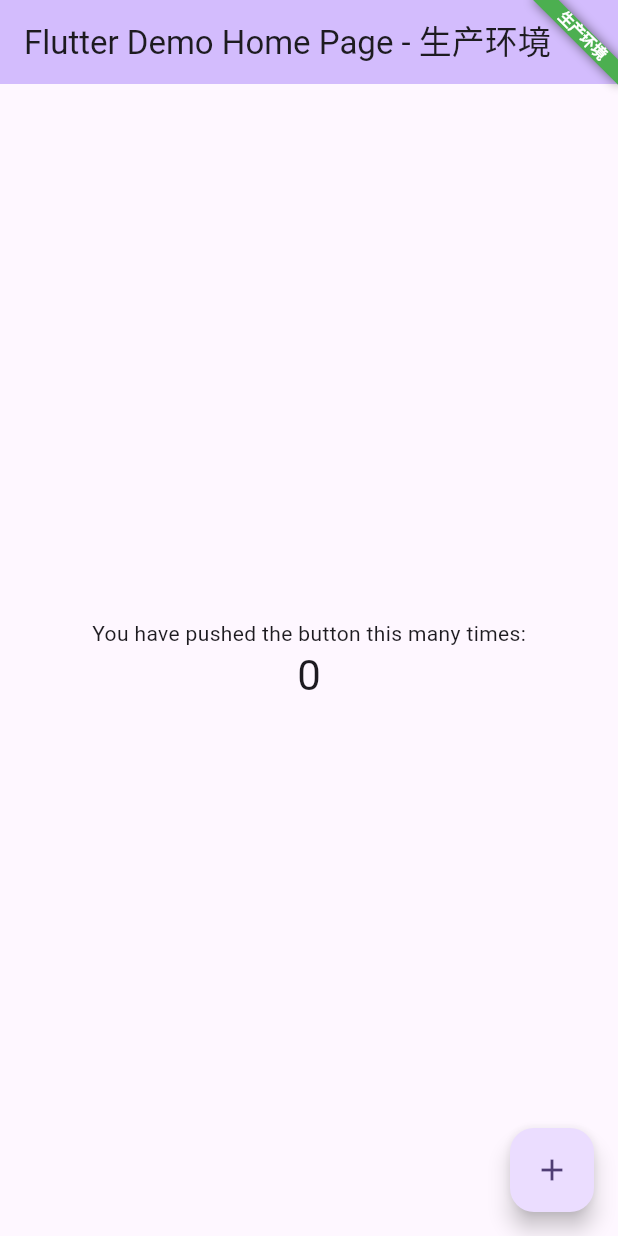
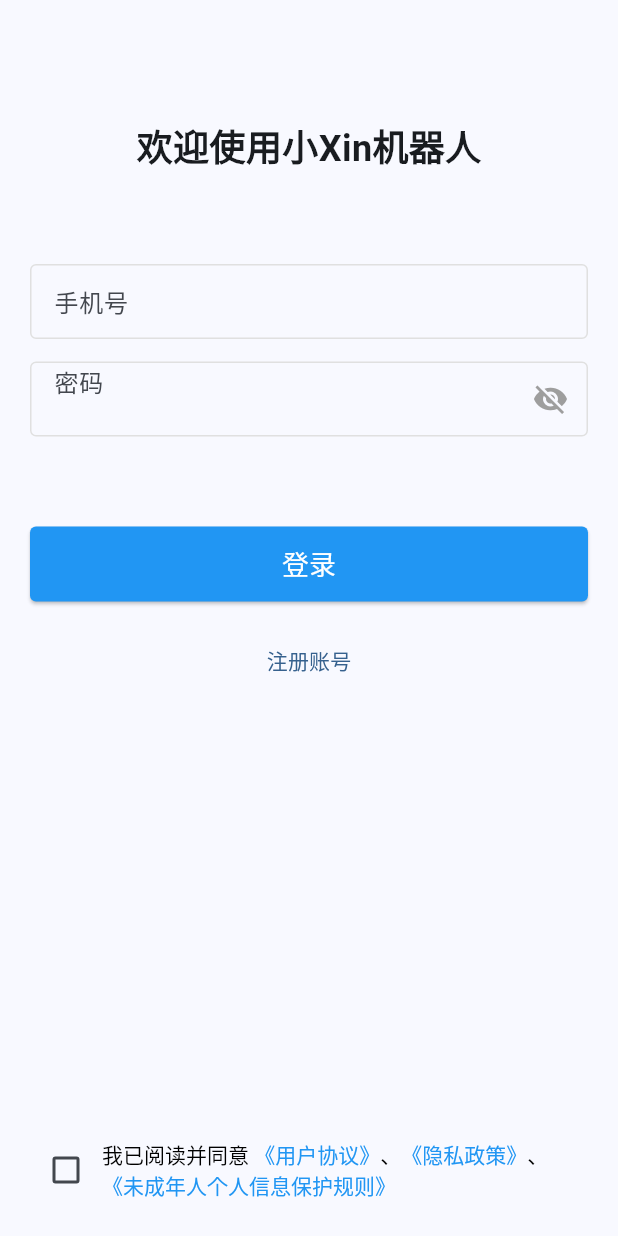
Before and after one commit to hrraohaohao/aiBot, a Flutter app: the screen it shows after launch, on a phone screen of 412 x 824 dp. Run offline on Flutter 3.47's test engine with Material 3 defaults, Android fonts, the phone set to English and light mode, and no system bars; our stand-ins replace dio.

Commit message:
登录界面及路由管理

```diff
--- a/lib/main.dart
+++ b/lib/main.dart
@@ -1,5 +1,6 @@
 import 'package:flutter/material.dart';
 import 'config/env_config.dart';
+import 'routes/app_routes.dart';
 
 void main() {
   runApp(const MyApp());
@@ -12,7 +13,7 @@ class MyApp extends StatelessWidget {
   @override
   Widget build(BuildContext context) {
     return MaterialApp(
-      title: 'Flutter Demo',
+      title: '小Xin机器人',
       theme: ThemeData(
         // This is the theme of your application.
         //
@@ -29,17 +30,25 @@ class MyApp extends StatelessWidget {
         //
         // This works for code too, not just values: Most code changes can be
         // tested with just a hot reload.
-        colorScheme: ColorScheme.fromSeed(seedColor: Colors.deepPurple),
+        colorScheme: ColorScheme.fromSeed(seedColor: Colors.blue),
         useMaterial3: true,
       ),
-      home: MyHomePage(title: 'Flutter Demo Home Page - ${EnvConfig.environmentName}'),
+      // 设置应用路由
+      initialRoute: AppRoutes.login,
+      routes: AppRoutes.routes,
+      onGenerateRoute: AppRoutes.onGenerateRoute,
+      // 环境标识
       builder: (context, child) {
+        // 只在非生产环境显示环境标识
+        if (!EnvConfig.isProduction) {
           return Banner(
             location: BannerLocation.topEnd,
             message: EnvConfig.environmentName,
             color: _getEnvironmentColor(),
             child: child!,
           );
+        }
+        return child!;
       },
     );
   }
@@ -55,91 +64,3 @@ class MyApp extends StatelessWidget {
     }
   }
 }
-
-class MyHomePage extends StatefulWidget {
-  const MyHomePage({super.key, required this.title});
-
-  // This widget is the home page of your application. It is stateful, meaning
-  // that it has a State object (defined below) that contains fields that affect
-  // how it looks.
-
-  // This class is the configuration for the state. It holds the values (in this
-  // case the title) provided by the parent (in this case the App widget) and
-  // used by the build method of the State. Fields in a Widget subclass are
-  // always marked "final".
-
-  final String title;
-
-  @override
-  State<MyHomePage> createState() => _MyHomePageState();
-}
-
-class _MyHomePageState extends State<MyHomePage> {
-  int _counter = 0;
-
-  void _incrementCounter() {
-    setState(() {
-      // This call to setState tells the Flutter framework that something has
-      // changed in this State, which causes it to rerun the build method below
-      // so that the display can reflect the updated values. If we changed
-      // _counter without calling setState(), then the build method would not be
-      // called again, and so nothing would appear to happen.
-      _counter++;
-    });
-  }
-
-  @override
-  Widget build(BuildContext context) {
-    // This method is rerun every time setState is called, for instance as done
-    // by the _incrementCounter method above.
-    //
-    // The Flutter framework has been optimized to make rerunning build methods
-    // fast, so that you can just rebuild anything that needs updating rather
-    // than having to individually change instances of widgets.
-    return Scaffold(
-      appBar: AppBar(
-        // TRY THIS: Try changing the color here to a specific color (to
-        // Colors.amber, perhaps?) and trigger a hot reload to see the AppBar
-        // change color while the other colors stay the same.
-        backgroundColor: Theme.of(context).colorScheme.inversePrimary,
-        // Here we take the value from the MyHomePage object that was created by
-        // the App.build method, and use it to set our appbar title.
-        title: Text(widget.title),
-      ),
-      body: Center(
-        // Center is a layout widget. It takes a single child and positions it
-        // in the middle of the parent.
-        child: Column(
-          // Column is also a layout widget. It takes a list of children and
-          // arranges them vertically. By default, it sizes itself to fit its
-          // children horizontally, and tries to be as tall as its parent.
-          //
-          // Column has various properties to control how it sizes itself and
-          // how it positions its children. Here we use mainAxisAlignment to
-          // center the children vertically; the main axis here is the vertical
-          // axis because Columns are vertical (the cross axis would be
-          // horizontal).
-          //
-          // TRY THIS: Invoke "debug painting" (choose the "Toggle Debug Paint"
-          // action in the IDE, or press "p" in the console), to see the
-          // wireframe for each widget.
-          mainAxisAlignment: MainAxisAlignment.center,
-          children: <Widget>[
-            const Text(
-              'You have pushed the button this many times:',
-            ),
-            Text(
-              '$_counter',
-              style: Theme.of(context).textTheme.headlineMedium,
-            ),
-          ],
-        ),
-      ),
-      floatingActionButton: FloatingActionButton(
-        onPressed: _incrementCounter,
-        tooltip: 'Increment',
-        child: const Icon(Icons.add),
-      ), // This trailing comma makes auto-formatting nicer for build methods.
-    );
-  }
-}
--- /dev/null
+++ b/lib/pages/login/login_page.dart
@@ -0,0 +1,203 @@
+import 'package:flutter/material.dart';
+import 'package:flutter/gestures.dart';
+
+class LoginPage extends StatefulWidget {
+  const LoginPage({super.key});
+
+  @override
+  State<LoginPage> createState() => _LoginPageState();
+}
+
+class _LoginPageState extends State<LoginPage> {
+  final TextEditingController _phoneController = TextEditingController();
+  final TextEditingController _passwordController = TextEditingController();
+  bool _obscurePassword = true;
+  bool _agreeTerms = false;
+
+  @override
+  void dispose() {
+    _phoneController.dispose();
+    _passwordController.dispose();
+    super.dispose();
+  }
+
+  // 处理登录
+  void _handleLogin() {
+    if (!_agreeTerms) {
+      ScaffoldMessenger.of(context).showSnackBar(
+        const SnackBar(content: Text('请阅读并同意用户协议和隐私政策')),
+      );
+      return;
+    }
+
+    final phone = _phoneController.text.trim();
+    final password = _passwordController.text;
+
+    if (phone.isEmpty) {
+      ScaffoldMessenger.of(context).showSnackBar(
+        const SnackBar(content: Text('请输入手机号')),
+      );
+      return;
+    }
+
+    if (password.isEmpty) {
+      ScaffoldMessenger.of(context).showSnackBar(
+        const SnackBar(content: Text('请输入密码')),
+      );
+      return;
+    }
+
+    // TODO: 实现登录逻辑
+    print('登录: 手机号=$phone, 密码=$password');
+  }
+
+  // 处理注册
+  void _handleRegister() {
+    // TODO: 导航到注册页面
+    print('导航到注册页面');
+  }
+
+  @override
+  Widget build(BuildContext context) {
+    return Scaffold(
+      body: SafeArea(
+        child: Padding(
+          padding: const EdgeInsets.all(20.0),
+          child: Column(
+            crossAxisAlignment: CrossAxisAlignment.stretch,
+            children: [
+              const SizedBox(height: 60),
+              const Center(
+                child: Text(
+                  '欢迎使用小Xin机器人',
+                  style: TextStyle(
+                    fontSize: 24,
+                    fontWeight: FontWeight.bold,
+                  ),
+                ),
+              ),
+              const SizedBox(height: 60),
+              // 手机号输入框
+              Container(
+                decoration: BoxDecoration(
+                  border: Border.all(color: Colors.grey.shade300),
+                  borderRadius: BorderRadius.circular(4),
+                ),
+                child: TextField(
+                  controller: _phoneController,
+                  keyboardType: TextInputType.phone,
+                  decoration: const InputDecoration(
+                    hintText: '手机号',
+                    contentPadding: EdgeInsets.symmetric(horizontal: 15),
+                    border: InputBorder.none,
+                  ),
+                ),
+              ),
+              const SizedBox(height: 15),
+              // 密码输入框
+              Container(
+                decoration: BoxDecoration(
+                  border: Border.all(color: Colors.grey.shade300),
+                  borderRadius: BorderRadius.circular(4),
+                ),
+                child: TextField(
+                  controller: _passwordController,
+                  obscureText: _obscurePassword,
+                  decoration: InputDecoration(
+                    hintText: '密码',
+                    contentPadding: const EdgeInsets.symmetric(horizontal: 15),
+                    border: InputBorder.none,
+                    suffixIcon: IconButton(
+                      icon: Icon(
+                        _obscurePassword ? Icons.visibility_off : Icons.visibility,
+                        color: Colors.grey,
+                      ),
+                      onPressed: () {
+                        setState(() {
+                          _obscurePassword = !_obscurePassword;
+                        });
+                      },
+                    ),
+                  ),
+                ),
+              ),
+              const SizedBox(height: 60),
+              // 登录按钮
+              SizedBox(
+                height: 50,
+                child: ElevatedButton(
+                  onPressed: _handleLogin,
+                  style: ElevatedButton.styleFrom(
+                    backgroundColor: Colors.blue,
+                    foregroundColor: Colors.white,
+                    shape: RoundedRectangleBorder(
+                      borderRadius: BorderRadius.circular(4),
+                    ),
+                  ),
+                  child: const Text(
+                    '登录',
+                    style: TextStyle(fontSize: 18),
+                  ),
+                ),
+              ),
+              const SizedBox(height: 15),
+              // 注册账号链接
+              Center(
+                child: TextButton(
+                  onPressed: _handleRegister,
+                  child: const Text('注册账号'),
+                ),
+              ),
+              const Spacer(),
+              // 用户协议
+              Row(
+                children: [
+                  Checkbox(
+                    value: _agreeTerms,
+                    onChanged: (value) {
+                      setState(() {
+                        _agreeTerms = value ?? false;
+                      });
+                    },
+                  ),
+                  Expanded(
+                    child: RichText(
+                      text: TextSpan(
+                        text: '我已阅读并同意 ',
+                        style: const TextStyle(color: Colors.black),
+                        children: [
+                          _buildLinkTextSpan('《用户协议》', () {
+                            // TODO: 打开用户协议
+                          }),
+                          const TextSpan(text: '、'),
+                          _buildLinkTextSpan('《隐私政策》', () {
+                            // TODO: 打开隐私政策
+                          }),
+                          const TextSpan(text: '、'),
+                          _buildLinkTextSpan('《未成年人个人信息保护规则》', () {
+                            // TODO: 打开未成年人保护规则
+                          }),
+                        ],
+                      ),
+                    ),
+                  ),
+                ],
+              ),
+            ],
+          ),
+        ),
+      ),
+    );
+  }
+
+  // 构建链接文本
+  TextSpan _buildLinkTextSpan(String text, VoidCallback onTap) {
+    return TextSpan(
+      text: text,
+      style: const TextStyle(
+        color: Colors.blue,
+      ),
+      recognizer: TapGestureRecognizer()..onTap = onTap,
+    );
+  }
+}
--- /dev/null
+++ b/lib/routes/app_routes.dart
@@ -0,0 +1,21 @@
+import 'package:flutter/material.dart';
+import '../pages/login/login_page.dart';
+
+class AppRoutes {
+  // 路由名称常量
+  static const String home = '/';
+  static const String login = '/login';
+
+  // 路由表
+  static Map<String, WidgetBuilder> get routes => {
+    login: (context) => const LoginPage(),
+  };
+
+  // 路由生成器
+  static Route<dynamic>? onGenerateRoute(RouteSettings settings) {
+    return MaterialPageRoute(
+      settings: settings,
+      builder: (context) => const LoginPage(),
+    );
+  }
+}
```
Lines whose indentation alone changed are shown as unchanged.
